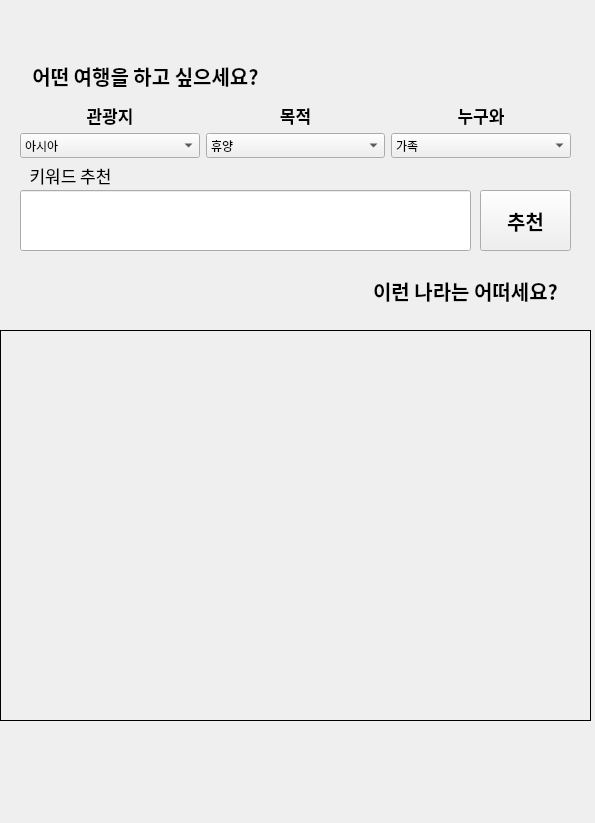
zero-big/battletrip, file travel_recommendation.ui: the form before one commit.
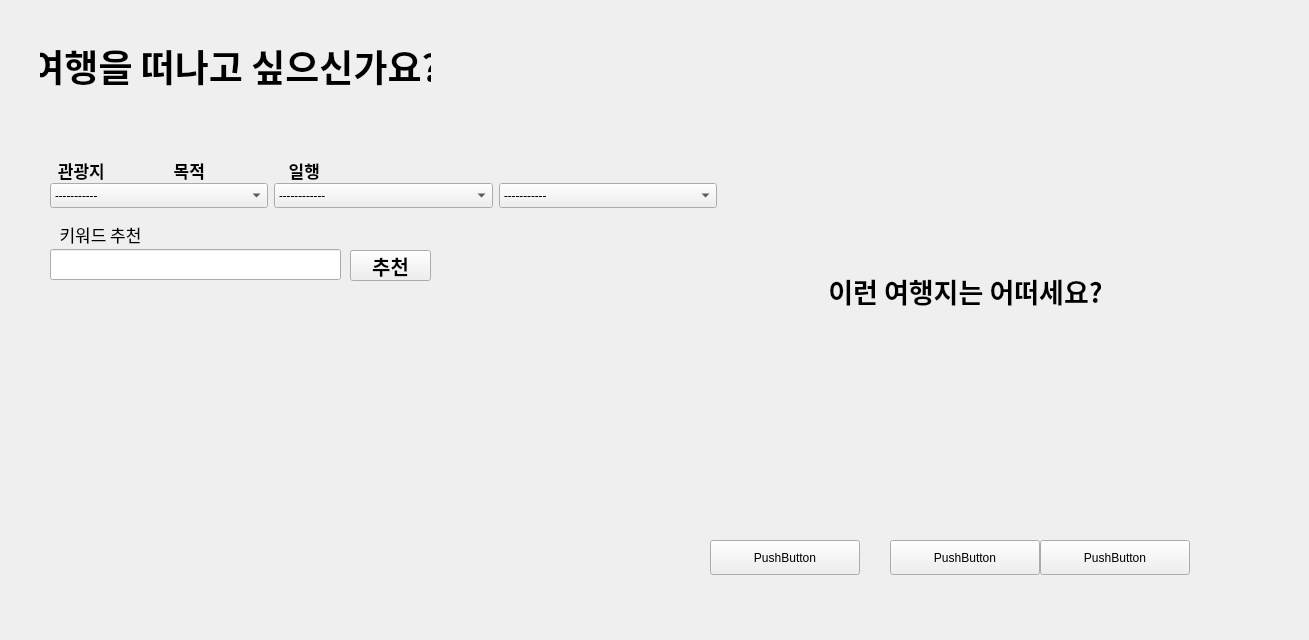
The form after the commit.

What changed in the file:
```diff
--- a/travel_recommendation.ui
+++ b/travel_recommendation.ui
@@ -6,30 +6,18 @@
    <rect>
     <x>0</x>
     <y>0</y>
-    <width>595</width>
-    <height>823</height>
+    <width>1309</width>
+    <height>640</height>
    </rect>
   </property>
-  <property name="minimumSize">
-   <size>
-    <width>595</width>
-    <height>823</height>
-   </size>
-  </property>
-  <property name="maximumSize">
-   <size>
-    <width>595</width>
-    <height>823</height>
-   </size>
-  </property>
   <property name="windowTitle">
    <string>Form</string>
   </property>
   <widget class="QLabel" name="label_3">
    <property name="geometry">
     <rect>
-     <x>20</x>
-     <y>160</y>
+     <x>50</x>
+     <y>219</y>
      <width>101</width>
      <height>31</height>
     </rect>
@@ -48,12 +36,15 @@
    </property>
   </widget>
   <widget class="QLineEdit" name="le_recommendation">
+   <property name="enabled">
+    <bool>true</bool>
+   </property>
    <property name="geometry">
     <rect>
-     <x>20</x>
-     <y>190</y>
-     <width>451</width>
-     <height>61</height>
+     <x>50</x>
+     <y>249</y>
+     <width>291</width>
+     <height>31</height>
     </rect>
    </property>
    <property name="font">
@@ -64,12 +55,15 @@
    </property>
   </widget>
   <widget class="QPushButton" name="btn_recommendation">
+   <property name="enabled">
+    <bool>true</bool>
+   </property>
    <property name="geometry">
     <rect>
-     <x>480</x>
-     <y>190</y>
-     <width>91</width>
-     <height>61</height>
+     <x>350</x>
+     <y>250</y>
+     <width>81</width>
+     <height>31</height>
     </rect>
    </property>
    <property name="font">
@@ -87,15 +81,21 @@
   <widget class="QWidget" name="horizontalLayoutWidget">
    <property name="geometry">
     <rect>
-     <x>20</x>
-     <y>130</y>
-     <width>551</width>
+     <x>50</x>
+     <y>180</y>
+     <width>667</width>
      <height>31</height>
     </rect>
    </property>
    <layout class="QHBoxLayout" name="horizontalLayout">
     <item>
      <widget class="QComboBox" name="cmb_region">
+      <property name="maximumSize">
+       <size>
+        <width>16777215</width>
+        <height>25</height>
+       </size>
+      </property>
       <property name="font">
        <font>
         <family>에스코어 드림 6 Bold</family>
@@ -103,6 +103,11 @@
         <bold>false</bold>
        </font>
       </property>
+      <item>
+       <property name="text">
+        <string>-----------</string>
+       </property>
+      </item>
       <item>
        <property name="text">
         <string>아시아</string>
@@ -132,6 +137,18 @@
     </item>
     <item>
      <widget class="QComboBox" name="cmb_purpose">
+      <property name="sizePolicy">
+       <sizepolicy hsizetype="Preferred" vsizetype="Fixed">
+        <horstretch>0</horstretch>
+        <verstretch>0</verstretch>
+       </sizepolicy>
+      </property>
+      <property name="maximumSize">
+       <size>
+        <width>16777215</width>
+        <height>25</height>
+       </size>
+      </property>
       <property name="font">
        <font>
         <family>에스코어 드림 6 Bold</family>
@@ -139,6 +156,11 @@
         <bold>false</bold>
        </font>
       </property>
+      <item>
+       <property name="text">
+        <string>------------</string>
+       </property>
+      </item>
       <item>
        <property name="text">
         <string>휴양</string>
@@ -178,6 +200,12 @@
     </item>
     <item>
      <widget class="QComboBox" name="cmb_who">
+      <property name="maximumSize">
+       <size>
+        <width>16777215</width>
+        <height>25</height>
+       </size>
+      </property>
       <property name="font">
        <font>
         <family>에스코어 드림 6 Bold</family>
@@ -185,6 +213,11 @@
         <bold>false</bold>
        </font>
       </property>
+      <item>
+       <property name="text">
+        <string>-----------</string>
+       </property>
+      </item>
       <item>
        <property name="text">
         <string>가족</string>
@@ -217,14 +250,14 @@
   <widget class="QWidget" name="horizontalLayoutWidget_2">
    <property name="geometry">
     <rect>
-     <x>20</x>
-     <y>100</y>
-     <width>551</width>
-     <height>31</height>
+     <x>50</x>
+     <y>160</y>
+     <width>341</width>
+     <height>21</height>
     </rect>
    </property>
    <layout class="QHBoxLayout" name="horizontalLayout_2">
-    <item>
+    <item alignment="Qt::AlignLeft">
      <widget class="QLabel" name="label_5">
       <property name="font">
        <font>
@@ -235,14 +268,14 @@
        </font>
       </property>
       <property name="text">
-       <string>관광지</string>
+       <string>  관광지</string>
       </property>
       <property name="alignment">
        <set>Qt::AlignCenter</set>
       </property>
      </widget>
     </item>
-    <item>
+    <item alignment="Qt::AlignLeft">
      <widget class="QLabel" name="label_4">
       <property name="font">
        <font>
@@ -253,14 +286,14 @@
        </font>
       </property>
       <property name="text">
-       <string>목적</string>
+       <string>  목적</string>
       </property>
       <property name="alignment">
        <set>Qt::AlignCenter</set>
       </property>
      </widget>
     </item>
-    <item>
+    <item alignment="Qt::AlignLeft">
      <widget class="QLabel" name="label_2">
       <property name="font">
        <font>
@@ -271,7 +304,7 @@
        </font>
       </property>
       <property name="text">
-       <string>누구와</string>
+       <string>  일행</string>
       </property>
       <property name="alignment">
        <set>Qt::AlignCenter</set>
@@ -283,22 +316,22 @@
   <widget class="QLabel" name="label_9">
    <property name="geometry">
     <rect>
-     <x>350</x>
+     <x>830</x>
      <y>270</y>
-     <width>231</width>
+     <width>271</width>
      <height>41</height>
     </rect>
    </property>
    <property name="font">
     <font>
-     <family>에스코어 드림 3 Light</family>
-     <pointsize>15</pointsize>
+     <family>Sandoll 삼립호빵체 Outline</family>
+     <pointsize>20</pointsize>
      <weight>75</weight>
      <bold>true</bold>
     </font>
    </property>
    <property name="text">
-    <string>이런 나라는 어떠세요?</string>
+    <string>이런 여행지는 어떠세요?</string>
    </property>
    <property name="alignment">
     <set>Qt::AlignCenter</set>
@@ -307,52 +340,559 @@
   <widget class="QLabel" name="label_10">
    <property name="geometry">
     <rect>
-     <x>0</x>
-     <y>50</y>
-     <width>291</width>
+     <x>40</x>
+     <y>40</y>
+     <width>391</width>
      <height>51</height>
     </rect>
    </property>
+   <property name="palette">
+    <palette>
+     <active>
+      <colorrole role="WindowText">
+       <brush brushstyle="SolidPattern">
+        <color alpha="255">
+         <red>0</red>
+         <green>0</green>
+         <blue>0</blue>
+        </color>
+       </brush>
+      </colorrole>
+      <colorrole role="Button">
+       <brush brushstyle="SolidPattern">
+        <color alpha="255">
+         <red>85</red>
+         <green>0</green>
+         <blue>255</blue>
+        </color>
+       </brush>
+      </colorrole>
+      <colorrole role="Light">
+       <brush brushstyle="SolidPattern">
+        <color alpha="255">
+         <red>170</red>
+         <green>127</green>
+         <blue>255</blue>
+        </color>
+       </brush>
+      </colorrole>
+      <colorrole role="Midlight">
+       <brush brushstyle="SolidPattern">
+        <color alpha="255">
+         <red>127</red>
+         <green>63</green>
+         <blue>255</blue>
+        </color>
+       </brush>
+      </colorrole>
+      <colorrole role="Dark">
+       <brush brushstyle="SolidPattern">
+        <color alpha="255">
+         <red>42</red>
+         <green>0</green>
+         <blue>127</blue>
+        </color>
+       </brush>
+      </colorrole>
+      <colorrole role="Mid">
+       <brush brushstyle="SolidPattern">
+        <color alpha="255">
+         <red>56</red>
+         <green>0</green>
+         <blue>170</blue>
+        </color>
+       </brush>
+      </colorrole>
+      <colorrole role="Text">
+       <brush brushstyle="SolidPattern">
+        <color alpha="255">
+         <red>0</red>
+         <green>0</green>
+         <blue>0</blue>
+        </color>
+       </brush>
+      </colorrole>
+      <colorrole role="BrightText">
+       <brush brushstyle="SolidPattern">
+        <color alpha="255">
+         <red>255</red>
+         <green>255</green>
+         <blue>255</blue>
+        </color>
+       </brush>
+      </colorrole>
+      <colorrole role="ButtonText">
+       <brush brushstyle="SolidPattern">
+        <color alpha="255">
+         <red>0</red>
+         <green>0</green>
+         <blue>0</blue>
+        </color>
+       </brush>
+      </colorrole>
+      <colorrole role="Base">
+       <brush brushstyle="SolidPattern">
+        <color alpha="255">
+         <red>255</red>
+         <green>255</green>
+         <blue>255</blue>
+        </color>
+       </brush>
+      </colorrole>
+      <colorrole role="Window">
+       <brush brushstyle="SolidPattern">
+        <color alpha="255">
+         <red>85</red>
+         <green>0</green>
+         <blue>255</blue>
+        </color>
+       </brush>
+      </colorrole>
+      <colorrole role="Shadow">
+       <brush brushstyle="SolidPattern">
+        <color alpha="255">
+         <red>0</red>
+         <green>0</green>
+         <blue>0</blue>
+        </color>
+       </brush>
+      </colorrole>
+      <colorrole role="AlternateBase">
+       <brush brushstyle="SolidPattern">
+        <color alpha="255">
+         <red>170</red>
+         <green>127</green>
+         <blue>255</blue>
+        </color>
+       </brush>
+      </colorrole>
+      <colorrole role="ToolTipBase">
+       <brush brushstyle="SolidPattern">
+        <color alpha="255">
+         <red>255</red>
+         <green>255</green>
+         <blue>220</blue>
+        </color>
+       </brush>
+      </colorrole>
+      <colorrole role="ToolTipText">
+       <brush brushstyle="SolidPattern">
+        <color alpha="255">
+         <red>0</red>
+         <green>0</green>
+         <blue>0</blue>
+        </color>
+       </brush>
+      </colorrole>
+     </active>
+     <inactive>
+      <colorrole role="WindowText">
+       <brush brushstyle="SolidPattern">
+        <color alpha="255">
+         <red>0</red>
+         <green>0</green>
+         <blue>0</blue>
+        </color>
+       </brush>
+      </colorrole>
+      <colorrole role="Button">
+       <brush brushstyle="SolidPattern">
+        <color alpha="255">
+         <red>85</red>
+         <green>0</green>
+         <blue>255</blue>
+        </color>
+       </brush>
+      </colorrole>
+      <colorrole role="Light">
+       <brush brushstyle="SolidPattern">
+        <color alpha="255">
+         <red>170</red>
+         <green>127</green>
+         <blue>255</blue>
+        </color>
+       </brush>
+      </colorrole>
+      <colorrole role="Midlight">
+       <brush brushstyle="SolidPattern">
+        <color alpha="255">
+         <red>127</red>
+         <green>63</green>
+         <blue>255</blue>
+        </color>
+       </brush>
+      </colorrole>
+      <colorrole role="Dark">
+       <brush brushstyle="SolidPattern">
+        <color alpha="255">
+         <red>42</red>
+         <green>0</green>
+         <blue>127</blue>
+        </color>
+       </brush>
+      </colorrole>
+      <colorrole role="Mid">
+       <brush brushstyle="SolidPattern">
+        <color alpha="255">
+         <red>56</red>
+         <green>0</green>
+         <blue>170</blue>
+        </color>
+       </brush>
+      </colorrole>
+      <colorrole role="Text">
+       <brush brushstyle="SolidPattern">
+        <color alpha="255">
+         <red>0</red>
+         <green>0</green>
+         <blue>0</blue>
+        </color>
+       </brush>
+      </colorrole>
+      <colorrole role="BrightText">
+       <brush brushstyle="SolidPattern">
+        <color alpha="255">
+         <red>255</red>
+         <green>255</green>
+         <blue>255</blue>
+        </color>
+       </brush>
+      </colorrole>
+      <colorrole role="ButtonText">
+       <brush brushstyle="SolidPattern">
+        <color alpha="255">
+         <red>0</red>
+         <green>0</green>
+         <blue>0</blue>
+        </color>
+       </brush>
+      </colorrole>
+      <colorrole role="Base">
+       <brush brushstyle="SolidPattern">
+        <color alpha="255">
+         <red>255</red>
+         <green>255</green>
+         <blue>255</blue>
+        </color>
+       </brush>
+      </colorrole>
+      <colorrole role="Window">
+       <brush brushstyle="SolidPattern">
+        <color alpha="255">
+         <red>85</red>
+         <green>0</green>
+         <blue>255</blue>
+        </color>
+       </brush>
+      </colorrole>
+      <colorrole role="Shadow">
+       <brush brushstyle="SolidPattern">
+        <color alpha="255">
+         <red>0</red>
+         <green>0</green>
+         <blue>0</blue>
+        </color>
+       </brush>
+      </colorrole>
+      <colorrole role="AlternateBase">
+       <brush brushstyle="SolidPattern">
+        <color alpha="255">
+         <red>170</red>
+         <green>127</green>
+         <blue>255</blue>
+        </color>
+       </brush>
+      </colorrole>
+      <colorrole role="ToolTipBase">
+       <brush brushstyle="SolidPattern">
+        <color alpha="255">
+         <red>255</red>
+         <green>255</green>
+         <blue>220</blue>
+        </color>
+       </brush>
+      </colorrole>
+      <colorrole role="ToolTipText">
+       <brush brushstyle="SolidPattern">
+        <color alpha="255">
+         <red>0</red>
+         <green>0</green>
+         <blue>0</blue>
+        </color>
+       </brush>
+      </colorrole>
+     </inactive>
+     <disabled>
+      <colorrole role="WindowText">
+       <brush brushstyle="SolidPattern">
+        <color alpha="255">
+         <red>42</red>
+         <green>0</green>
+         <blue>127</blue>
+        </color>
+       </brush>
+      </colorrole>
+      <colorrole role="Button">
+       <brush brushstyle="SolidPattern">
+        <color alpha="255">
+         <red>85</red>
+         <green>0</green>
+         <blue>255</blue>
+        </color>
+       </brush>
+      </colorrole>
+      <colorrole role="Light">
+       <brush brushstyle="SolidPattern">
+        <color alpha="255">
+         <red>170</red>
+         <green>127</green>
+         <blue>255</blue>
+        </color>
+       </brush>
+      </colorrole>
+      <colorrole role="Midlight">
+       <brush brushstyle="SolidPattern">
+        <color alpha="255">
+         <red>127</red>
+         <green>63</green>
+         <blue>255</blue>
+        </color>
+       </brush>
+      </colorrole>
+      <colorrole role="Dark">
+       <brush brushstyle="SolidPattern">
+        <color alpha="255">
+         <red>42</red>
+         <green>0</green>
+         <blue>127</blue>
+        </color>
+       </brush>
+      </colorrole>
+      <colorrole role="Mid">
+       <brush brushstyle="SolidPattern">
+        <color alpha="255">
+         <red>56</red>
+         <green>0</green>
+         <blue>170</blue>
+        </color>
+       </brush>
+      </colorrole>
+      <colorrole role="Text">
+       <brush brushstyle="SolidPattern">
+        <color alpha="255">
+         <red>42</red>
+         <green>0</green>
+         <blue>127</blue>
+        </color>
+       </brush>
+      </colorrole>
+      <colorrole role="BrightText">
+       <brush brushstyle="SolidPattern">
+        <color alpha="255">
+         <red>255</red>
+         <green>255</green>
+         <blue>255</blue>
+        </color>
+       </brush>
+      </colorrole>
+      <colorrole role="ButtonText">
+       <brush brushstyle="SolidPattern">
+        <color alpha="255">
+         <red>42</red>
+         <green>0</green>
+         <blue>127</blue>
+        </color>
+       </brush>
+      </colorrole>
+      <colorrole role="Base">
+       <brush brushstyle="SolidPattern">
+        <color alpha="255">
+         <red>85</red>
+         <green>0</green>
+         <blue>255</blue>
+        </color>
+       </brush>
+      </colorrole>
+      <colorrole role="Window">
+       <brush brushstyle="SolidPattern">
+        <color alpha="255">
+         <red>85</red>
+         <green>0</green>
+         <blue>255</blue>
+        </color>
+       </brush>
+      </colorrole>
+      <colorrole role="Shadow">
+       <brush brushstyle="SolidPattern">
+        <color alpha="255">
+         <red>0</red>
+         <green>0</green>
+         <blue>0</blue>
+        </color>
+       </brush>
+      </colorrole>
+      <colorrole role="AlternateBase">
+       <brush brushstyle="SolidPattern">
+        <color alpha="255">
+         <red>85</red>
+         <green>0</green>
+         <blue>255</blue>
+        </color>
+       </brush>
+      </colorrole>
+      <colorrole role="ToolTipBase">
+       <brush brushstyle="SolidPattern">
+        <color alpha="255">
+         <red>255</red>
+         <green>255</green>
+         <blue>220</blue>
+        </color>
+       </brush>
+      </colorrole>
+      <colorrole role="ToolTipText">
+       <brush brushstyle="SolidPattern">
+        <color alpha="255">
+         <red>0</red>
+         <green>0</green>
+         <blue>0</blue>
+        </color>
+       </brush>
+      </colorrole>
+     </disabled>
+    </palette>
+   </property>
    <property name="font">
     <font>
-     <family>에스코어 드림 3 Light</family>
-     <pointsize>15</pointsize>
+     <family>Sandoll 삼립호빵체 Outline</family>
+     <pointsize>28</pointsize>
      <weight>75</weight>
      <bold>true</bold>
     </font>
    </property>
    <property name="text">
-    <string>어떤 여행을 하고 싶으세요?</string>
+    <string>여행을 떠나고 싶으신가요?</string>
    </property>
    <property name="alignment">
     <set>Qt::AlignCenter</set>
    </property>
   </widget>
-  <widget class="QLabel" name="lbl_recommendation">
+  <widget class="QLabel" name="lbl_recommendation2">
+   <property name="geometry">
+    <rect>
+     <x>730</x>
+     <y>320</y>
+     <width>181</width>
+     <height>251</height>
+    </rect>
+   </property>
+   <property name="text">
+    <string/>
+   </property>
+   <property name="scaledContents">
+    <bool>true</bool>
+   </property>
+  </widget>
+  <widget class="QLabel" name="lbl_recommendation1">
+   <property name="geometry">
+    <rect>
+     <x>530</x>
+     <y>320</y>
+     <width>181</width>
+     <height>251</height>
+    </rect>
+   </property>
+   <property name="text">
+    <string/>
+   </property>
+   <property name="scaledContents">
+    <bool>true</bool>
+   </property>
+  </widget>
+  <widget class="QLabel" name="lbl_recommendation3">
+   <property name="geometry">
+    <rect>
+     <x>930</x>
+     <y>320</y>
+     <width>181</width>
+     <height>251</height>
+    </rect>
+   </property>
+   <property name="text">
+    <string/>
+   </property>
+   <property name="scaledContents">
+    <bool>true</bool>
+   </property>
+  </widget>
+  <widget class="QLabel" name="background">
    <property name="geometry">
     <rect>
      <x>0</x>
-     <y>330</y>
-     <width>591</width>
-     <height>391</height>
+     <y>0</y>
+     <width>1191</width>
+     <height>651</height>
     </rect>
    </property>
-   <property name="font">
-    <font>
-     <family>에스코어 드림 3 Light</family>
-     <pointsize>15</pointsize>
-    </font>
-   </property>
-   <property name="frameShape">
-    <enum>QFrame::Box</enum>
-   </property>
    <property name="text">
     <string/>
    </property>
-   <property name="alignment">
-    <set>Qt::AlignCenter</set>
+   <property name="scaledContents">
+    <bool>true</bool>
    </property>
   </widget>
+  <widget class="QPushButton" name="p_btn_0">
+   <property name="geometry">
+    <rect>
+     <x>710</x>
+     <y>540</y>
+     <width>150</width>
+     <height>35</height>
+    </rect>
+   </property>
+   <property name="text">
+    <string>PushButton</string>
+   </property>
+  </widget>
+  <widget class="QPushButton" name="p_btn_1">
+   <property name="geometry">
+    <rect>
+     <x>890</x>
+     <y>540</y>
+     <width>150</width>
+     <height>35</height>
+    </rect>
+   </property>
+   <property name="text">
+    <string>PushButton</string>
+   </property>
+  </widget>
+  <widget class="QPushButton" name="p_btn_2">
+   <property name="geometry">
+    <rect>
+     <x>1040</x>
+     <y>540</y>
+     <width>150</width>
+     <height>35</height>
+    </rect>
+   </property>
+   <property name="text">
+    <string>PushButton</string>
+   </property>
+  </widget>
+  <zorder>background</zorder>
+  <zorder>label_3</zorder>
+  <zorder>le_recommendation</zorder>
+  <zorder>btn_recommendation</zorder>
+  <zorder>horizontalLayoutWidget</zorder>
+  <zorder>horizontalLayoutWidget_2</zorder>
+  <zorder>label_9</zorder>
+  <zorder>label_10</zorder>
+  <zorder>lbl_recommendation2</zorder>
+  <zorder>lbl_recommendation1</zorder>
+  <zorder>lbl_recommendation3</zorder>
+  <zorder>p_btn_0</zorder>
+  <zorder>p_btn_1</zorder>
+  <zorder>p_btn_2</zorder>
  </widget>
  <resources/>
  <connections/>
```
Left out of the diff: 26 changed lines with no effect on the pictures.
